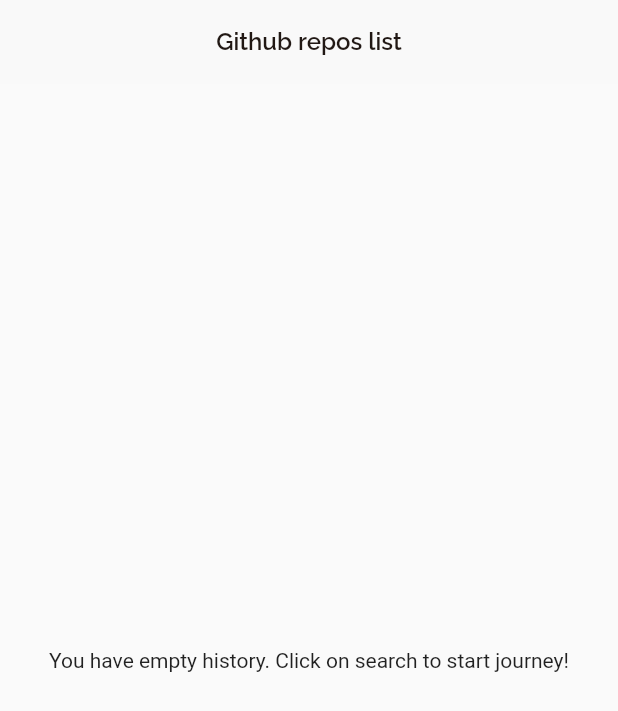
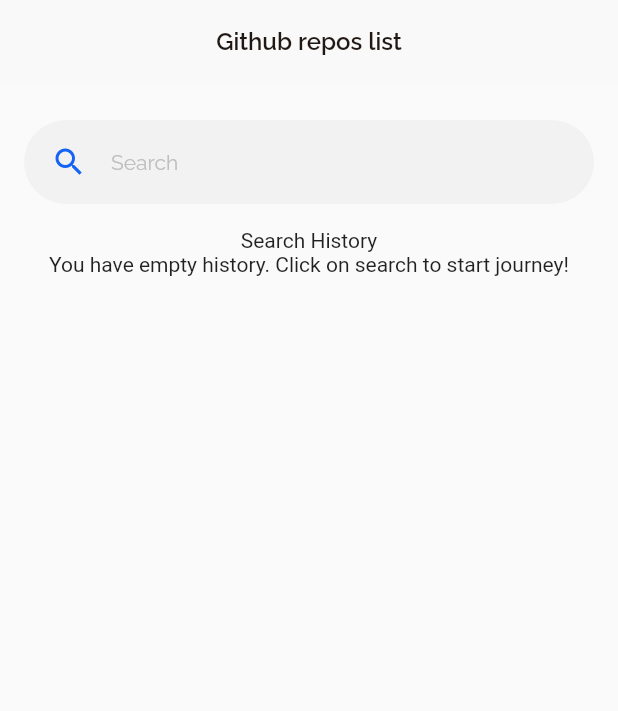
Before and after one commit to OwlDarlyn/flutter-github-search, a Flutter app: the screen it shows after launch, on a phone screen of 412 x 824 dp. Shown: the top 711 px of the screen. Run offline on Flutter 3.47's test engine with Material 2 defaults, Android fonts, the phone set to English and light mode, and no system bars.

Commit message:
edit search form component

```diff
--- a/lib/components/search_form_component.dart
+++ b/lib/components/search_form_component.dart
@@ -10,8 +10,9 @@
   @override
   Widget build(BuildContext context) {
     return Container(
+      alignment: Alignment.center,
       margin: const EdgeInsets.only(top: 24, left: 16, right: 16, bottom: 16),
-      padding: const EdgeInsets.all(18),
+      padding: const EdgeInsets.only(left: 18, right: 18),
       height: 56,
       decoration: BoxDecoration(
         color: ColorManager.layer1,
--- a/lib/presentation/search/search_view.dart
+++ b/lib/presentation/search/search_view.dart
@@ -1,6 +1,8 @@
 import 'package:flutter/material.dart';
+import 'package:potje_test_assignment/components/search_form_component.dart';
 
 import 'package:potje_test_assignment/presentation/resources/color_manager.dart';
+import 'package:potje_test_assignment/presentation/resources/font_manager.dart';
 import 'package:potje_test_assignment/presentation/resources/strings_manager.dart';
 import 'package:potje_test_assignment/presentation/resources/styles_manager.dart';
 import 'package:potje_test_assignment/presentation/resources/values_manager.dart';
@@ -14,11 +16,20 @@
       appBar: AppBar(
         title: Text(
           AppStrings.searchTitle,
-          style: getHeaderStyle(color: ColorManager.textPrimary),
+          style: getHeaderStyle(
+            color: ColorManager.textPrimary,
+            fontSize: FontSize.s16,
+          ),
         ),
       ),
       body: Center(
-        child: Text(AppStrings.empty),
+        child: Column(
+          children: [
+            SearchForm(),
+            Text(AppStrings.searchSubTitle1),
+            Text(AppStrings.empty),
+          ],
+        ),
       ),
     );
   }
```
